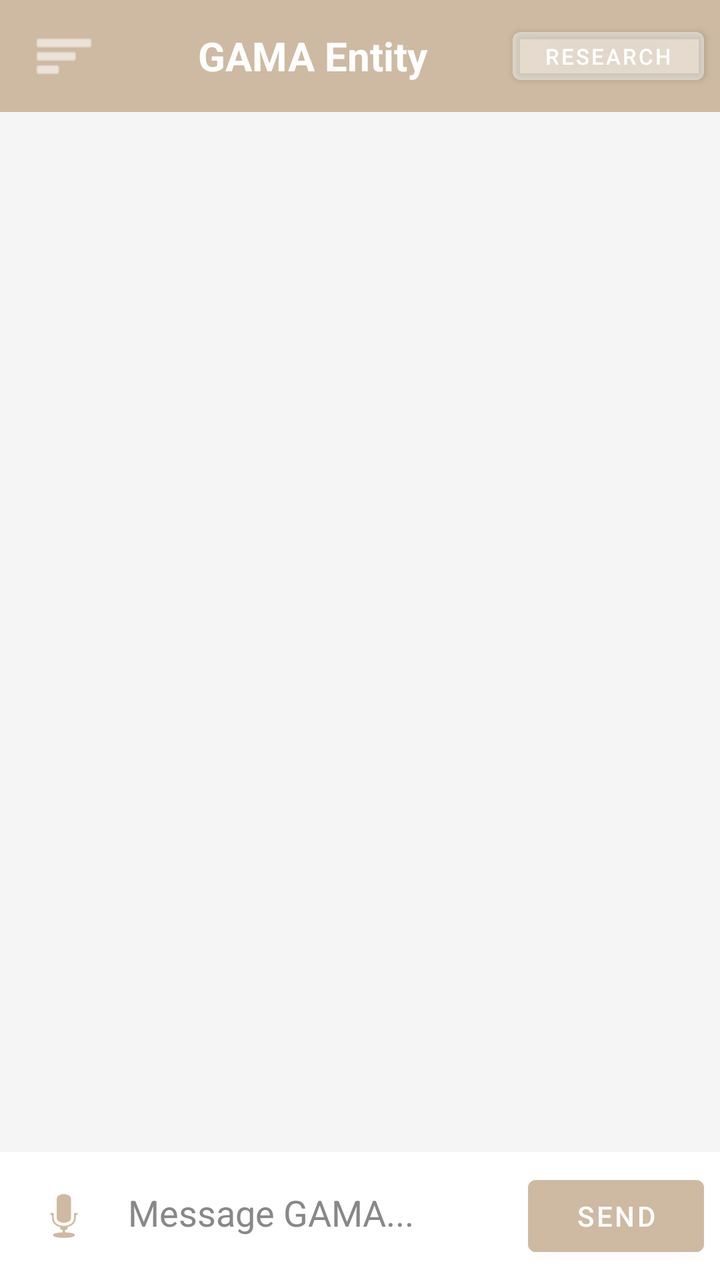
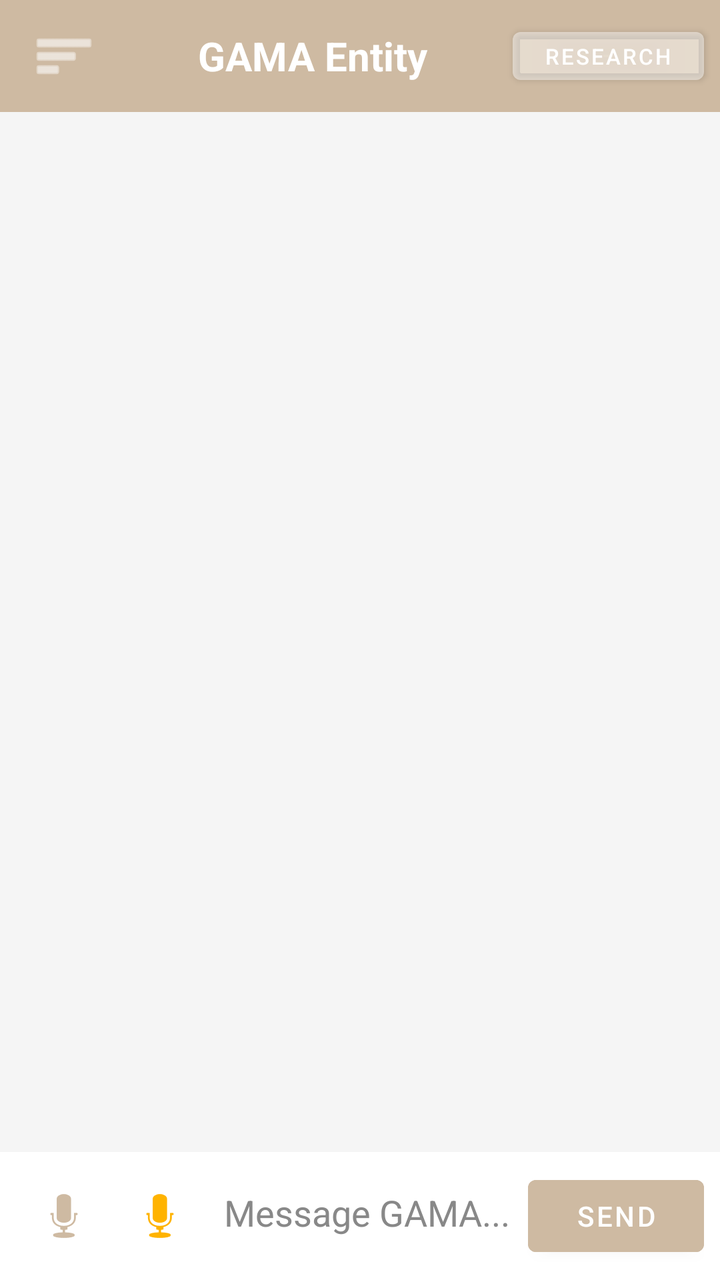

An Android layout rendered at two revisions. The XML below is the earlier revision; the diff shows what the commit changed to produce the second picture.
<!-- AndroidManifest.xml: application theme Theme.GamaEntity -->
<!-- res/layout/activity_main.xml -->
<?xml version="1.0" encoding="utf-8"?>
<androidx.drawerlayout.widget.DrawerLayout
    xmlns:android="http://schemas.android.com/apk/res/android"
    android:id="@+id/drawerLayout"
    android:layout_width="match_parent"
    android:layout_height="match_parent"
    android:fitsSystemWindows="true">

    <LinearLayout
        android:layout_width="match_parent"
        android:layout_height="match_parent"
        android:orientation="vertical"
        android:background="@color/background">

        <LinearLayout
            android:layout_width="match_parent"
            android:layout_height="56dp"
            android:orientation="horizontal"
            android:background="@color/primary"
            android:gravity="center_vertical">

            <ImageButton
                android:id="@+id/menuButton"
                android:layout_width="48dp"
                android:layout_height="48dp"
                android:src="@android:drawable/ic_menu_sort_by_size"
                android:background="@android:color/transparent"
                android:tint="#FFFFFF"
                android:layout_marginStart="8dp"/>

            <TextView
                android:id="@+id/toolbarTitle"
                android:layout_width="0dp"
                android:layout_height="wrap_content"
                android:layout_weight="1"
                android:text="GAMA Entity"
                android:textSize="20sp"
                android:textStyle="bold"
                android:textColor="#FFFFFF"
                android:gravity="center"/>

            <Button
                android:id="@+id/modeToggleBtn"
                android:layout_width="wrap_content"
                android:layout_height="36dp"
                android:text="Research"
                android:textSize="11sp"
                android:textColor="#FFFFFF"
                android:backgroundTint="#44FFFFFF"
                android:layout_marginEnd="8dp"/>

        </LinearLayout>

        
        <ScrollView
            android:id="@+id/scrollView"
            android:layout_width="match_parent"
            android:layout_height="0dp"
            android:layout_weight="1"
            android:padding="8dp">

            <LinearLayout
                android:id="@+id/messagesContainer"
                android:layout_width="match_parent"
                android:layout_height="wrap_content"
                android:orientation="vertical"
                android:padding="8dp"/>

        </ScrollView>

        
        <ScrollView
            android:id="@+id/researchScrollView"
            android:layout_width="match_parent"
            android:layout_height="0dp"
            android:layout_weight="1"
            android:padding="8dp"
            android:visibility="gone">

            <LinearLayout
                android:id="@+id/researchMessagesContainer"
                android:layout_width="match_parent"
                android:layout_height="wrap_content"
                android:orientation="vertical"
                android:padding="8dp"/>

        </ScrollView>

        <com.rio.gamaentity.WaveformView
            android:id="@+id/waveformView"
            android:layout_width="match_parent"
            android:layout_height="48dp"
            android:visibility="gone"/>

        <TextView
            android:id="@+id/typingIndicator"
            android:layout_width="wrap_content"
            android:layout_height="wrap_content"
            android:text="GAMA is thinking..."
            android:textSize="13sp"
            android:textColor="@color/text_hint"
            android:paddingStart="24dp"
            android:paddingBottom="4dp"
            android:visibility="gone"/>

        <LinearLayout
            android:layout_width="match_parent"
            android:layout_height="wrap_content"
            android:orientation="horizontal"
            android:padding="8dp"
            android:background="@color/surface">

            <ImageButton
                android:id="@+id/micButton"
                android:layout_width="48dp"
                android:layout_height="48dp"
                android:src="@android:drawable/ic_btn_speak_now"
                android:background="@android:color/transparent"
                android:tint="@color/primary"/>

            <ImageButton
                android:id="@+id/attachButton"
                android:layout_width="48dp"
                android:layout_height="48dp"
                android:src="@android:drawable/ic_menu_add"
                android:background="@android:color/transparent"
                android:tint="@color/primary"
                android:visibility="gone"/>

            <EditText
                android:id="@+id/inputField"
                android:layout_width="0dp"
                android:layout_height="wrap_content"
                android:layout_weight="1"
                android:hint="Message GAMA..."
                android:textColorHint="@color/text_hint"
                android:textColor="@color/text_primary"
                android:inputType="textMultiLine"
                android:maxLines="4"
                android:padding="8dp"
                android:background="@android:color/transparent"/>

            <Button
                android:id="@+id/sendButton"
                android:layout_width="wrap_content"
                android:layout_height="wrap_content"
                android:text="Send"
                android:backgroundTint="@color/primary"
                android:textColor="#FFFFFF"/>

        </LinearLayout>

    </LinearLayout>

    <LinearLayout
        android:id="@+id/drawerContent"
        android:layout_width="280dp"
        android:layout_height="match_parent"
        android:layout_gravity="start"
        android:orientation="vertical"
        android:background="@color/primary"
        android:padding="8dp"/>

</androidx.drawerlayout.widget.DrawerLayout>
<!-- resources referenced by this layout -->
<resources>
  <color name="background">#F5F5F5</color>
  <color name="primary">#CEBAA2</color>
  <color name="surface">#FFFFFF</color>
  <color name="text_hint">#888888</color>
  <color name="text_primary">#111111</color>
  <style name="Theme.GamaEntity" parent="Theme.MaterialComponents.DayNight.NoActionBar">
          <item name="colorPrimary">@color/primary</item>
          <item name="colorPrimaryVariant">@color/primary</item>
          <item name="colorOnPrimary">#FFFFFF</item>
          <item name="android:windowBackground">@color/background</item>
      </style>
</resources>

<!-- the commit's change to res/layout/activity_main.xml (unified diff, before → after) -->
@@ -119,6 +119,14 @@
                 android:tint="@color/primary"/>
 
             <ImageButton
+                android:id="@+id/walkieButton"
+                android:layout_width="48dp"
+                android:layout_height="48dp"
+                android:src="@android:drawable/ic_btn_speak_now"
+                android:background="@android:color/transparent"
+                android:tint="#FFB300"/>
+
+            <ImageButton
                 android:id="@+id/attachButton"
                 android:layout_width="48dp"
                 android:layout_height="48dp"
